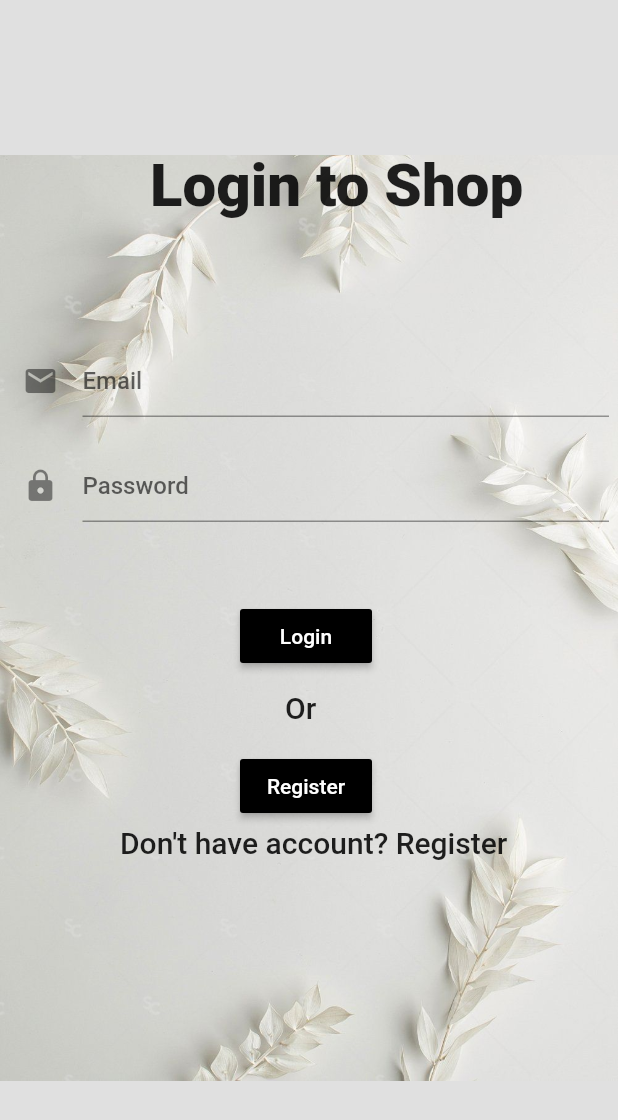
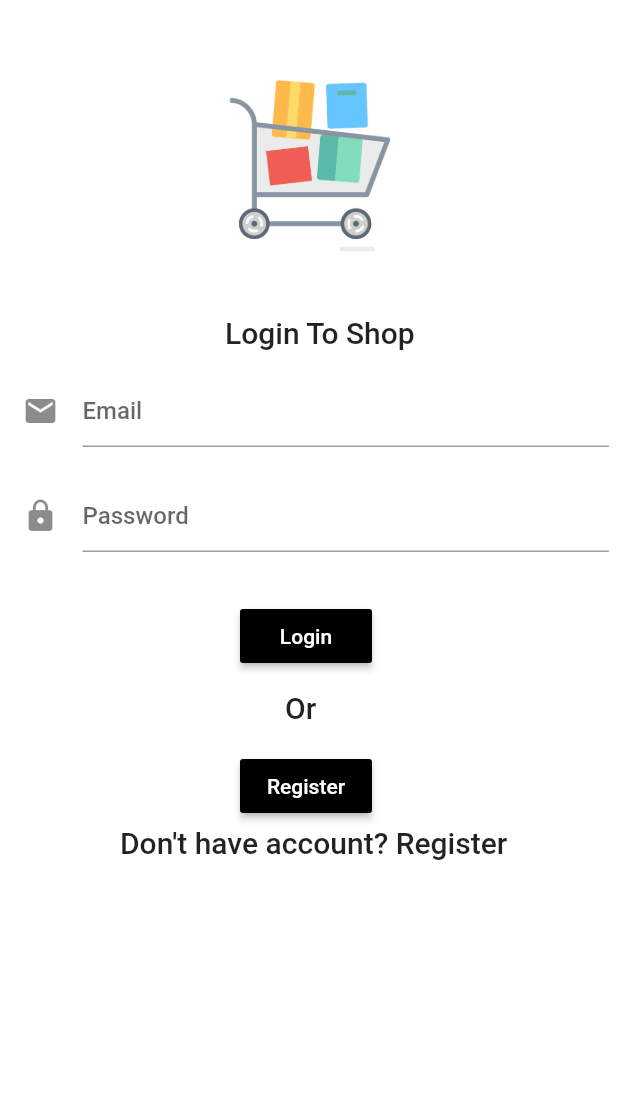
Before and after one commit to Geeky-star/Furniture_Shop, a Flutter app: the screen it shows after launch, on a phone screen of 412 x 824 dp. Shown: the top 1120 px of the screen. Run offline on Flutter 3.47's test engine with Material 2 defaults, Android fonts, the phone set to English and light mode, and no system bars; our stand-ins replace animated_text_kit, cloud_firestore, firebase_auth, firebase_core, firebase_database, google_fonts; accounts and stored records are empty.

Commit message:
Third commit

```diff
--- a/lib/main.dart
+++ b/lib/main.dart
@@ -13,7 +13,7 @@ class MyApp extends StatelessWidget {
   @override
   Widget build(BuildContext context) {
     return MaterialApp(
-      theme: ThemeData(primaryColor: Colors.black, accentColor: Colors.black),
+      theme: ThemeData(primaryColor: Colors.black, accentColor: Colors.white),
       debugShowCheckedModeBanner: false,
       home: FutureBuilder(
         future: _initialization,
--- a/lib/screens/login.dart
+++ b/lib/screens/login.dart
@@ -1,3 +1,4 @@
+import 'package:animated_text_kit/animated_text_kit.dart';
 import 'package:flutter/material.dart';
 import 'package:furniture_app/screens/auth.dart';
 import 'package:furniture_app/screens/home.dart';
@@ -9,14 +10,39 @@ class Login extends StatefulWidget {
   _LoginState createState() => _LoginState();
 }
 
+class AnimatedTextExample {
+  final String label;
+  final Color color;
+  final Widget child;
+  const AnimatedTextExample({
+    @required this.label,
+    @required this.color,
+    @required this.child,
+  });
+}
+
 class _LoginState extends State<Login> {
+  final GlobalKey<ScaffoldState> _scaffoldKey = new GlobalKey<ScaffoldState>();
+
+  bool loading = false;
+
   TextEditingController _email = TextEditingController();
   TextEditingController _password = TextEditingController();
+
+  loadingIndicator() {
+    return CircularProgressIndicator();
+  }
+
+  void _showScaffold(String message) {
+    _scaffoldKey.currentState.showSnackBar(SnackBar(
+      content: Text(message),
+    ));
+  }
 
   @override
   Widget build(BuildContext context) {
     return Scaffold(
-      backgroundColor: Colors.grey[300],
+      backgroundColor: Colors.white,
       body: Container(
         height: MediaQuery.of(context).size.height,
         width: MediaQuery.of(context).size.width,
@@ -26,19 +52,24 @@ class _LoginState extends State<Login> {
               height: 10,
             ),
             Positioned(
-                top: 0,
-                right: 0,
-                left: 0,
-                bottom: 0,
-                child: Image.asset("assets/login.png")),
+                top: 40,
+                right: 10,
+                left: 10,
+                child: Image.asset(
+                  "assets/login.gif",
+                  height: 150,
+                )),
             Positioned(
-              top: 100,
-              left: 100,
-              child: Text("Login to Shop",
-                  style: TextStyle(fontSize: 40, fontWeight: FontWeight.bold)),
+              top: 210,
+              right: 10,
+              left: 150,
+              child: Text(
+                "Login To Shop",
+                style: Textstyle.normalheading,
+              ),
             ),
             Positioned(
-              top: 230,
+              top: 250,
               left: 15,
               right: 6,
               child: TextField(
@@ -48,7 +79,7 @@ class _LoginState extends State<Login> {
               ),
             ),
             Positioned(
-              top: 300,
+              top: 320,
               left: 15,
               right: 6,
               child: TextField(
@@ -64,8 +95,8 @@ class _LoginState extends State<Login> {
                 onPressed: () async {
                   bool shouldNavigate =
                       await signIn(_email.text, _password.text);
+                  loading = true;
                   if (shouldNavigate) {
-                    CircularProgressIndicator();
                     Navigator.push(
                         context,
                         MaterialPageRoute(
@@ -76,10 +107,12 @@ class _LoginState extends State<Login> {
                   }
                 },
                 color: Colors.black,
-                child: Text(
-                  "Login",
-                  style: TextStyle(color: Colors.white),
-                ),
+                child: loading == true
+                    ? CircularProgressIndicator()
+                    : Text(
+                        "Login",
+                        style: TextStyle(color: Colors.white),
+                      ),
               ),
             ),
             Positioned(
--- a/lib/screens/profile_screen.dart
+++ b/lib/screens/profile_screen.dart
@@ -36,6 +36,10 @@ class _ProfileScreenState extends State<ProfileScreen> {
           child: Column(
         children: [
           SizedBox(
+            height: 40,
+          ),
+          Image.asset("assets/user.gif",width: 200),
+          SizedBox(
             height: 50,
           ),
           Center(
--- a/pubspec.yaml
+++ b/pubspec.yaml
@@ -34,6 +34,7 @@ dependencies:
   firebase_database:
   cloud_firestore:
   flappy_search_bar: ^1.7.2
+  animated_text_kit:
 
 dev_dependencies:
   flutter_test:
```
Also changed, not shown: assets/login.gif (added), assets/user.gif (added), pubspec.lock.
